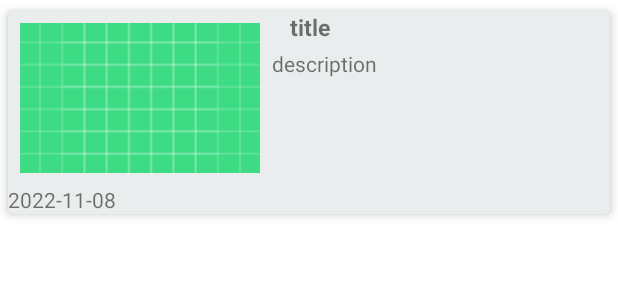
After one commit to DavidKwon7/NewsViewerApp, an Android app: the layout item_favorite.xml on its own in the app's theme, with its tools: preview values and no code run, on a phone screen of 412 x 824 dp. The commit adds this screen. Shown: the top 300 px of the screen. Run offline under Robolectric (Android 15) with nearby library versions, the phone set to English and light mode, and no system bars.

Commit message:
STYLE: item_favorite.xml 생성

```diff
--- /dev/null
+++ b/app/src/main/java/com/example/newsviewerapp/ui/feature/favorite/FavoriteAdapter.kt
@@ -0,0 +1,4 @@
+package com.example.newsviewerapp.ui.feature.favorite
+
+class FavoriteAdapter {
+}
--- a/app/src/main/java/com/example/newsviewerapp/ui/feature/favorite/FavoriteFragment.kt
+++ b/app/src/main/java/com/example/newsviewerapp/ui/feature/favorite/FavoriteFragment.kt
@@ -5,10 +5,13 @@ import androidx.fragment.app.Fragment
 import android.view.LayoutInflater
 import android.view.View
 import android.view.ViewGroup
+import androidx.fragment.app.viewModels
 import com.example.newsviewerapp.R
 
 
 class FavoriteFragment : Fragment() {
+
+    private val favoriteViewModel: FavoriteViewModel by viewModels()
 
     override fun onCreateView(
         inflater: LayoutInflater, container: ViewGroup?,
--- /dev/null
+++ b/app/src/main/res/layout/item_favorite.xml
@@ -0,0 +1,82 @@
+<?xml version="1.0" encoding="utf-8"?>
+<layout xmlns:android="http://schemas.android.com/apk/res/android"
+    xmlns:app="http://schemas.android.com/apk/res-auto"
+    xmlns:tools="http://schemas.android.com/tools">
+
+    <data>
+            <import type="com.example.domain.entity.Article"/>
+            <variable
+                name="article"
+                type="com.example.domain.entity.Article" />
+    </data>
+
+    <com.google.android.material.card.MaterialCardView
+        android:layout_width="match_parent"
+        android:layout_height="wrap_content"
+        android:background="@android:color/white"
+        app:cardBackgroundColor="#EAEDED"
+        app:cardCornerRadius="4dp"
+        app:cardElevation="4dp"
+        app:cardUseCompatPadding="true">
+
+    <androidx.constraintlayout.widget.ConstraintLayout
+        android:layout_width="match_parent"
+        android:layout_height="match_parent">
+
+        <ImageView
+            android:id="@+id/iv_article"
+            android:layout_width="160dp"
+            android:layout_height="100dp"
+            android:scaleType="centerCrop"
+            android:layout_margin="8dp"
+            app:imageUrl="@{article.urlToImage}"
+            app:placeholder="@{@drawable/ic_baseline_folder_off_24}"
+            app:layout_constraintStart_toStartOf="parent"
+            app:layout_constraintTop_toTopOf="parent"
+            tools:src="@drawable/ic_launcher_background"/>
+
+        <TextView
+            android:id="@+id/tv_publishAt"
+            android:layout_width="wrap_content"
+            android:layout_height="wrap_content"
+            android:text="@{article.publishedAt}"
+            app:layout_constraintTop_toBottomOf="@id/iv_article"
+            app:layout_constraintStart_toStartOf="parent"
+            android:layout_marginTop="8dp"
+            tools:text="2022-11-08"/>
+
+        <TextView
+            android:id="@+id/tv_title"
+            android:layout_width="0dp"
+            android:layout_height="wrap_content"
+            android:text="@{article.title}"
+            android:textSize="15sp"
+            android:textStyle="bold"
+            app:layout_constraintEnd_toEndOf="parent"
+            android:layout_marginStart="20dp"
+            android:layout_marginEnd="20dp"
+            android:ellipsize="end"
+            android:maxLines="2"
+            app:layout_constraintTop_toTopOf="parent"
+            app:layout_constraintStart_toEndOf="@id/iv_article"
+            tools:text="title"/>
+
+        <TextView
+            android:id="@+id/tv_description"
+            android:layout_width="0dp"
+            android:layout_height="wrap_content"
+            android:text="@{article.description}"
+            android:layout_marginHorizontal="8dp"
+            android:layout_marginTop="4dp"
+            android:ellipsize="end"
+            android:maxLines="4"
+            app:layout_constraintEnd_toEndOf="parent"
+            app:layout_constraintStart_toEndOf="@id/iv_article"
+            app:layout_constraintTop_toBottomOf="@id/tv_title"
+            tools:text="description"/>
+
+    </androidx.constraintlayout.widget.ConstraintLayout>
+
+    </com.google.android.material.card.MaterialCardView>
+
+</layout>
```
